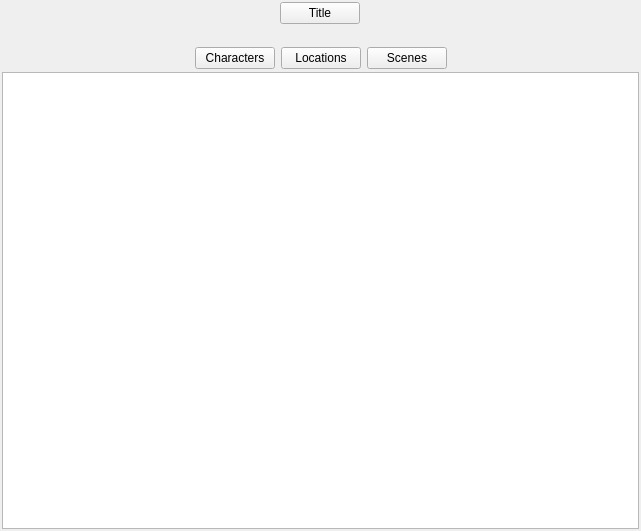
Above: ui/imported_novel_overview.ui from zkovari/plotlyst before the change. Below: the same form after it.
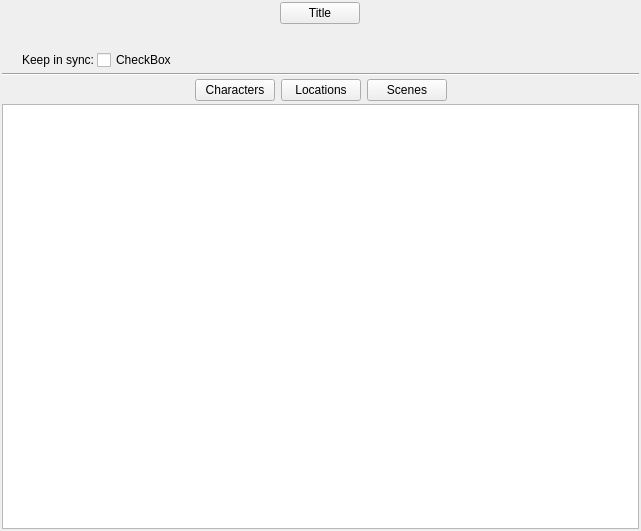
That is the form after the change. Custom widgets are drawn as their Qt base class.

Commit message: Add sync toggle for scrivener import

What changed in the file:
```diff
--- a/ui/imported_novel_overview.ui
+++ b/ui/imported_novel_overview.ui
@@ -55,6 +55,64 @@
      </property>
     </spacer>
    </item>
+   <item>
+    <layout class="QVBoxLayout" name="verticalLayout_7">
+     <item>
+      <widget class="Subtitle" name="widget_3" native="true">
+       <property name="title" stdset="0">
+        <string>Synchronization</string>
+       </property>
+       <property name="description" stdset="0">
+        <string>Allow synchronization from Scrivener, so every change will be reflected in Plotlyst.</string>
+       </property>
+       <property name="icon" stdset="0">
+        <string>fa5s.sync</string>
+       </property>
+      </widget>
+     </item>
+     <item>
+      <layout class="QHBoxLayout" name="horizontalLayout_3">
+       <property name="leftMargin">
+        <number>20</number>
+       </property>
+       <item>
+        <widget class="QLabel" name="label_2">
+         <property name="text">
+          <string>Keep in sync:</string>
+         </property>
+        </widget>
+       </item>
+       <item>
+        <widget class="Toggle" name="toggleSync">
+         <property name="text">
+          <string>CheckBox</string>
+         </property>
+        </widget>
+       </item>
+       <item>
+        <spacer name="horizontalSpacer_6">
+         <property name="orientation">
+          <enum>Qt::Horizontal</enum>
+         </property>
+         <property name="sizeHint" stdset="0">
+          <size>
+           <width>40</width>
+           <height>20</height>
+          </size>
+         </property>
+        </spacer>
+       </item>
+      </layout>
+     </item>
+    </layout>
+   </item>
+   <item>
+    <widget class="Line" name="line">
+     <property name="orientation">
+      <enum>Qt::Horizontal</enum>
+     </property>
+    </widget>
+   </item>
    <item>
     <layout class="QHBoxLayout" name="layoutButtons">
      <property name="spacing">
@@ -258,6 +316,17 @@
   </layout>
  </widget>
  <customwidgets>
+  <customwidget>
+   <class>Subtitle</class>
+   <extends>QWidget</extends>
+   <header>src.main.python.plotlyst.view.widget.display</header>
+   <container>1</container>
+  </customwidget>
+  <customwidget>
+   <class>Toggle</class>
+   <extends>QCheckBox</extends>
+   <header>src.main.python.plotlyst.view.widget.input</header>
+  </customwidget>
   <customwidget>
    <class>ScenesTreeView</class>
    <extends>QTreeView</extends>
```
Left out of the diff: 6 changed lines with no effect on the pictures. The commit also changes 5 other files.
